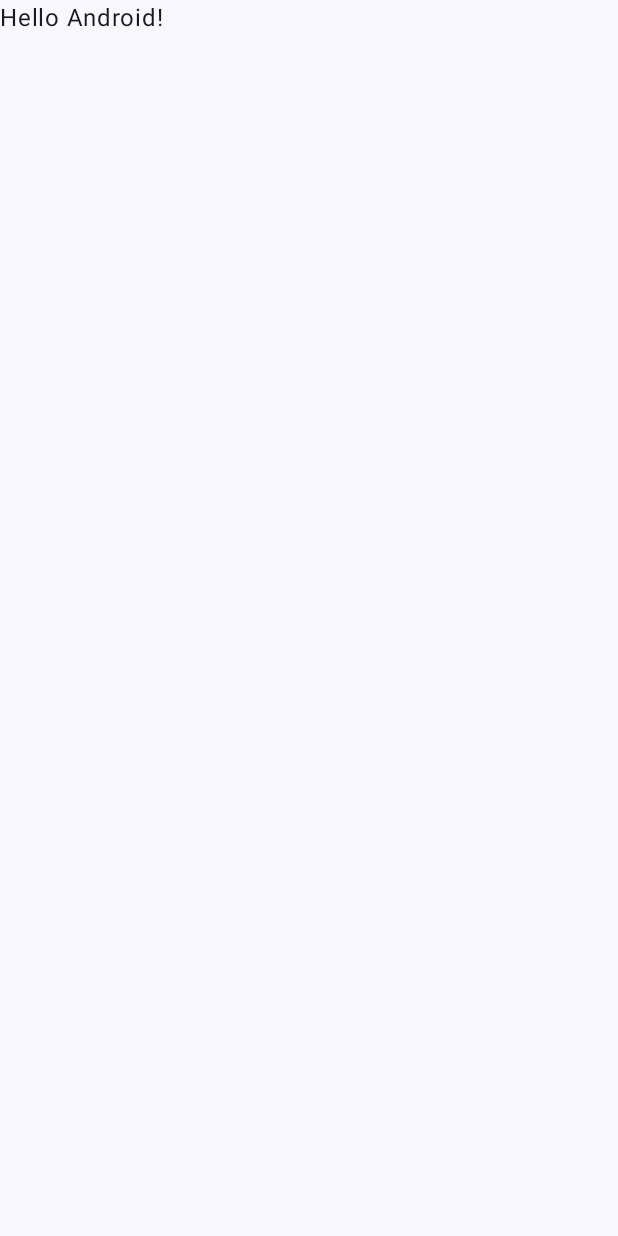
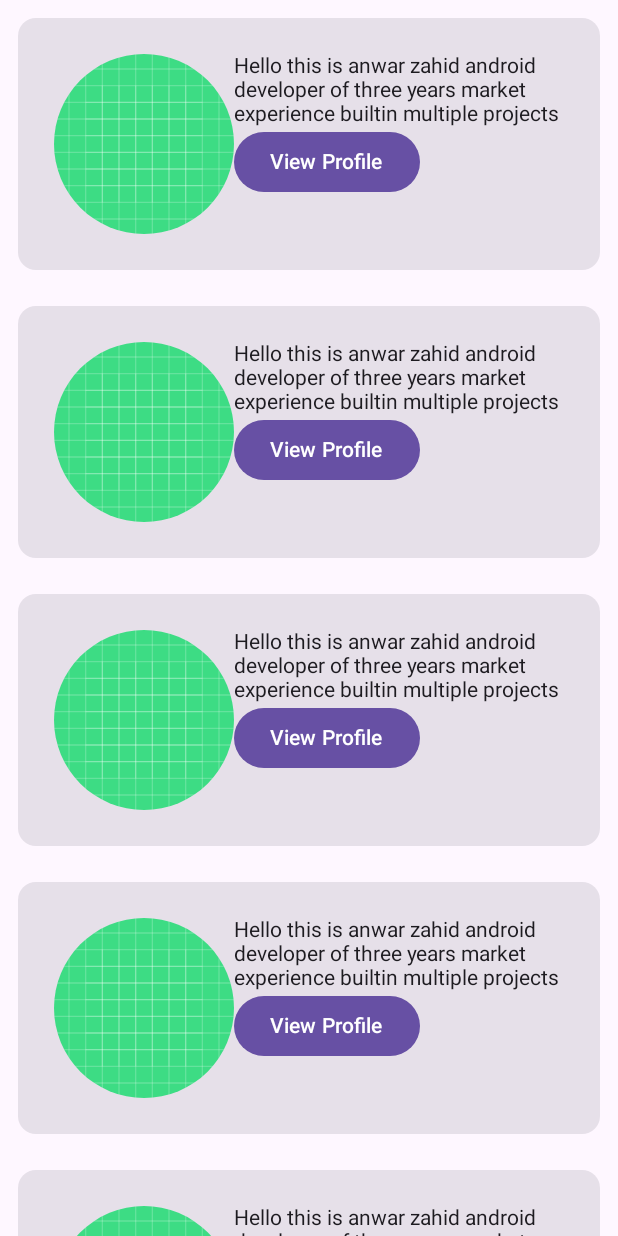
Before and after one commit to anwarzahid8284/JetpackCompose, an Android app built with Jetpack Compose: the screen it shows after launch (MainActivity), on a phone screen of 412 x 824 dp. Before the commit the screen is almost empty. Run offline under Robolectric (Android 15) with nearby library versions, the phone set to English and light mode, and no system bars.

Commit message:
jetpack compose

```diff
--- a/app/build.gradle
+++ b/app/build.gradle
@@ -27,11 +27,11 @@ android {
         }
     }
     compileOptions {
-        sourceCompatibility JavaVersion.VERSION_1_8
-        targetCompatibility JavaVersion.VERSION_1_8
+        sourceCompatibility JavaVersion.VERSION_17
+        targetCompatibility JavaVersion.VERSION_17
     }
     kotlinOptions {
-        jvmTarget = '1.8'
+        jvmTarget = '17'
     }
     buildFeatures {
         compose true
--- a/app/src/main/java/com/example/jetpackcompose/MainActivity.kt
+++ b/app/src/main/java/com/example/jetpackcompose/MainActivity.kt
@@ -3,44 +3,99 @@ package com.example.jetpackcompose
 import android.os.Bundle
 import androidx.activity.ComponentActivity
 import androidx.activity.compose.setContent
+import androidx.compose.foundation.Image
+import androidx.compose.foundation.layout.Column
+import androidx.compose.foundation.layout.Row
 import androidx.compose.foundation.layout.fillMaxSize
-import androidx.compose.material3.MaterialTheme
+import androidx.compose.foundation.layout.fillMaxWidth
+import androidx.compose.foundation.layout.padding
+import androidx.compose.foundation.layout.size
+import androidx.compose.foundation.layout.wrapContentHeight
+import androidx.compose.foundation.lazy.LazyColumn
+import androidx.compose.foundation.lazy.items
+import androidx.compose.foundation.shape.CircleShape
+import androidx.compose.material3.Button
+import androidx.compose.material3.Card
 import androidx.compose.material3.Surface
 import androidx.compose.material3.Text
 import androidx.compose.runtime.Composable
 import androidx.compose.ui.Modifier
+import androidx.compose.ui.draw.clip
+import androidx.compose.ui.layout.ContentScale
+import androidx.compose.ui.res.painterResource
+import androidx.compose.ui.res.stringResource
 import androidx.compose.ui.tooling.preview.Preview
-import com.example.jetpackcompose.ui.theme.JetPackComposeTheme
+import androidx.compose.ui.unit.dp
 
 class MainActivity : ComponentActivity() {
     override fun onCreate(savedInstanceState: Bundle?) {
         super.onCreate(savedInstanceState)
-        setContent {
-            JetPackComposeTheme {
-                // A surface container using the 'background' color from the theme
-                Surface(
-                    modifier = Modifier.fillMaxSize(),
-                    color = MaterialTheme.colorScheme.background
-                ) {
-                    Greeting("Android")
-                }
-            }
+            setContent { DesignPreview() }
+    }
+}
+data class User(var name: String, var age: Int)
+val list = listOf(
+    User("B", 2),
+    User("A", 1),
+    User("C", 3),
+    User("D", 4),
+    User("E", 5),
+    User("F", 6),
+    User("G", 7),
+    User("I", 8),
+    User("I", 8),
+    User("I", 8),
+    User("I", 8),
+    User("I", 8)
+)
+@Composable
+fun RecyclerView() {
+    LazyColumn() {
+        items(list) { user->
+            UserCard()
         }
     }
 }
 
 @Composable
-fun Greeting(name: String, modifier: Modifier = Modifier) {
-    Text(
-        text = "Hello $name!",
-        modifier = modifier
-    )
+fun UserCard() {
+    Card(
+        modifier = Modifier
+            .padding(12.dp)
+            .fillMaxWidth()
+            .wrapContentHeight()
+    ) {
+        Row(
+            modifier = Modifier
+                .fillMaxWidth()
+                .wrapContentHeight()
+                .padding(12.dp)
+                .padding(12.dp)
+        ) {
+            Image(
+                painter = painterResource(id = R.drawable.ic_launcher_background),
+                contentDescription = "",
+                modifier = Modifier
+                    .size(120.dp)
+                    .clip(CircleShape),
+                contentScale = ContentScale.Crop
+            )
+            Column {
+                Text(text = stringResource(id = R.string.dummy_text))
+                Button(onClick = {}) {
+                    Text(text = stringResource(id = R.string.profile))
+
+                }
+            }
+        }
+
+    }
 }
 
 @Preview(showBackground = true)
 @Composable
-fun GreetingPreview() {
-    JetPackComposeTheme {
-        Greeting("Android")
+fun DesignPreview() {
+    Surface(Modifier.fillMaxSize()) {
+        RecyclerView()
     }
 }
--- a/app/src/main/res/values/strings.xml
+++ b/app/src/main/res/values/strings.xml
@@ -1,3 +1,5 @@
 <resources>
     <string name="app_name">JetPackCompose</string>
+    <string name="profile">View Profile</string>
+    <string name="dummy_text">Hello this is anwar zahid android developer of three  years market experience builtin multiple projects</string>
 </resources>
```
